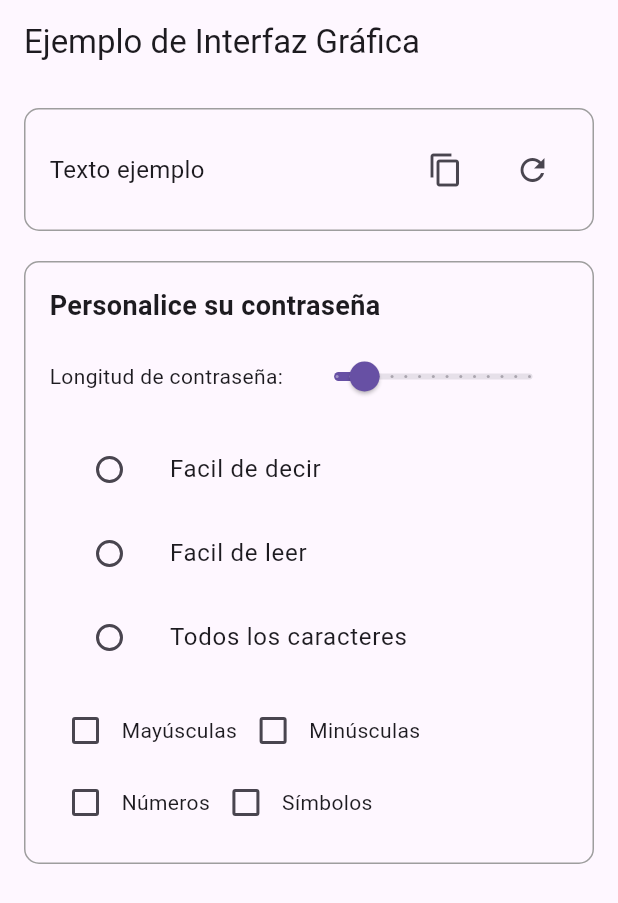
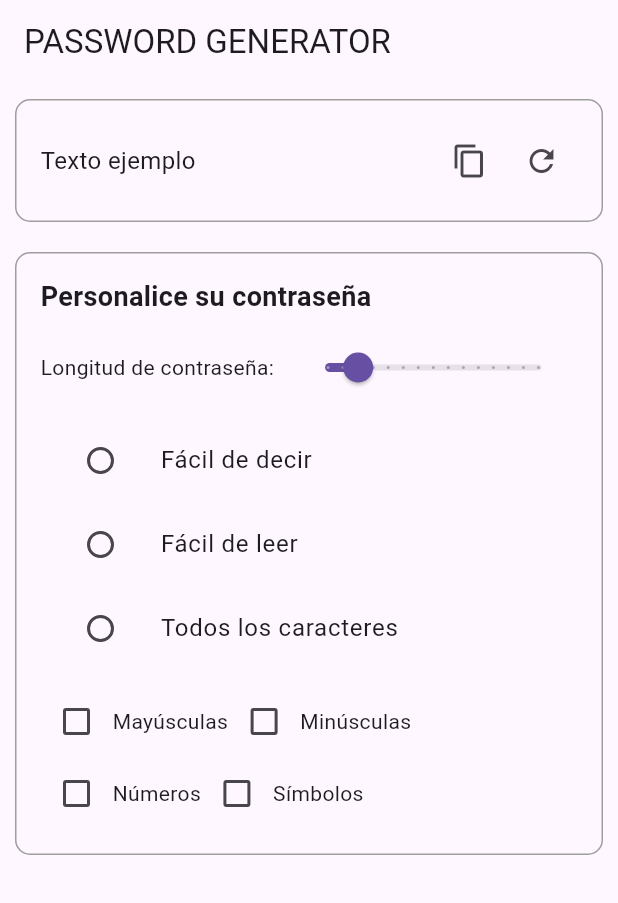
Before and after one commit to jorgemesa19/actividadGeneradorPasswords, a Flutter app: the screen it shows after launch, on a phone screen of 412 x 824 dp. Shown: the top 903 px of the screen. Run offline on Flutter 3.47's test engine with Material 3 defaults, Android fonts, the phone set to English and light mode, and no system bars.

Commit message:
Pequeños cambios para que no se muestren warnings en el codigo

```diff
--- a/lib/main.dart
+++ b/lib/main.dart
@@ -12,10 +12,10 @@ class MyApp extends StatelessWidget {
     return MaterialApp(
       home: Scaffold(
         appBar: AppBar(
-          title: Text('Ejemplo de Interfaz Gráfica'),
+          title: const Text('PASSWORD GENERATOR'),
         ),
         body: Padding(
-          padding: EdgeInsets.all(16),
+          padding: const EdgeInsets.all(10),
           child: Column(
             crossAxisAlignment: CrossAxisAlignment.start,
             children: [
--- a/lib/views/seccion_password.dart
+++ b/lib/views/seccion_password.dart
@@ -14,11 +14,11 @@ class MiFila extends StatelessWidget {
               width: 1, // Grosor del borde
             ),
           ),
-          padding: EdgeInsets.all(16),
+          padding: const EdgeInsets.all(16),
           child: Row(
             mainAxisAlignment: MainAxisAlignment.spaceBetween,
             children: [
-              Expanded(
+              const Expanded(
                 child: Column(
                   crossAxisAlignment: CrossAxisAlignment.start,
                   children: [
@@ -32,7 +32,7 @@ class MiFila extends StatelessWidget {
               Column(
                 children: [
                   IconButton(
-                    icon: Icon(Icons.content_copy),
+                    icon: const Icon(Icons.content_copy),
                     onPressed: () {
                       // Aquí puedes implementar la lógica para copiar texto
                       // Por ejemplo: Clipboard.setData(ClipboardData(text: 'Texto a copiar'));
@@ -40,11 +40,10 @@ class MiFila extends StatelessWidget {
                   ),
                 ],
               ),
-              SizedBox(width: 10), // Separación entre los iconos
               Column(
                 children: [
                   IconButton(
-                    icon: Icon(Icons.refresh),
+                    icon: const Icon(Icons.refresh),
                     onPressed: () {
                       // Aquí puedes implementar la lógica para refrescar
                     },
@@ -54,8 +53,7 @@ class MiFila extends StatelessWidget {
             ],
           ),
         ),
-        SizedBox(height: 20), // Espacio entre el contenedor y el borde superior
-        // Aquí puedes agregar más widgets si lo necesitas
+        const SizedBox(height: 20), // Espacio entre el contenedor y el borde superior
       ],
     );
   }
--- a/lib/views/seccion_personalizar.dart
+++ b/lib/views/seccion_personalizar.dart
@@ -25,19 +25,19 @@ class _SeccionPersonalizarState extends State<SeccionPersonalizar> {
           width: 1, // Grosor del borde
         ),
       ),
-      padding: EdgeInsets.all(16),
+      padding: const EdgeInsets.all(16),
       child: Column(
         crossAxisAlignment: CrossAxisAlignment.start,
         children: [
-          Text(
+          const Text(
             'Personalice su contraseña',
             style: TextStyle(fontSize: 18, fontWeight: FontWeight.bold),
           ),
-          SizedBox(height: 10),
+          const SizedBox(height: 10),
           Row(
             children: [
-              Text('Longitud de contraseña:'),
-              SizedBox(width: 10),
+              const Text('Longitud de contraseña:'),
+              const SizedBox(width: 10),
               Expanded(
                 child: Slider(
                   value: _longitudPassword,
@@ -54,9 +54,9 @@ class _SeccionPersonalizarState extends State<SeccionPersonalizar> {
               ),
             ],
           ),
-          SizedBox(height: 10),
+          const SizedBox(height: 10),
           ListTile(
-            title: Text('Facil de decir'),
+            title: const Text('Fácil de decir'),
             leading: Radio(
               value: true,
               groupValue: _facilDecir,
@@ -70,7 +70,7 @@ class _SeccionPersonalizarState extends State<SeccionPersonalizar> {
             ),
           ),
           ListTile(
-            title: Text('Facil de leer'),
+            title: const Text('Fácil de leer'),
             leading: Radio(
               value: true,
               groupValue: _facilLeer,
@@ -84,7 +84,7 @@ class _SeccionPersonalizarState extends State<SeccionPersonalizar> {
             ),
           ),
           ListTile(
-            title: Text('Todos los caracteres'),
+            title: const Text('Todos los caracteres'),
             leading: Radio(
               value: true,
               groupValue: _todosCaracteres,
@@ -97,7 +97,7 @@ class _SeccionPersonalizarState extends State<SeccionPersonalizar> {
               },
             ),
           ),
-          SizedBox(height: 10),
+          const SizedBox(height: 10),
           Row(
             children: [
               Checkbox(
@@ -108,7 +108,7 @@ class _SeccionPersonalizarState extends State<SeccionPersonalizar> {
                   });
                 },
               ),
-              Text('Mayúsculas'),
+              const Text('Mayúsculas'),
               Checkbox(
                 value: _minusculas,
                 onChanged: (value) {
@@ -117,7 +117,7 @@ class _SeccionPersonalizarState extends State<SeccionPersonalizar> {
                   });
                 },
               ),
-              Text('Minúsculas'),
+              const Text('Minúsculas'),
             ],
           ),
           Row(
@@ -130,7 +130,7 @@ class _SeccionPersonalizarState extends State<SeccionPersonalizar> {
                   });
                 },
               ),
-              Text('Números'),
+              const Text('Números'),
               Checkbox(
                 value: _simbolos,
                 onChanged: (value) {
@@ -139,7 +139,7 @@ class _SeccionPersonalizarState extends State<SeccionPersonalizar> {
                   });
                 },
               ),
-              Text('Símbolos'),
+              const Text('Símbolos'),
             ],
           ),
         ],
```
